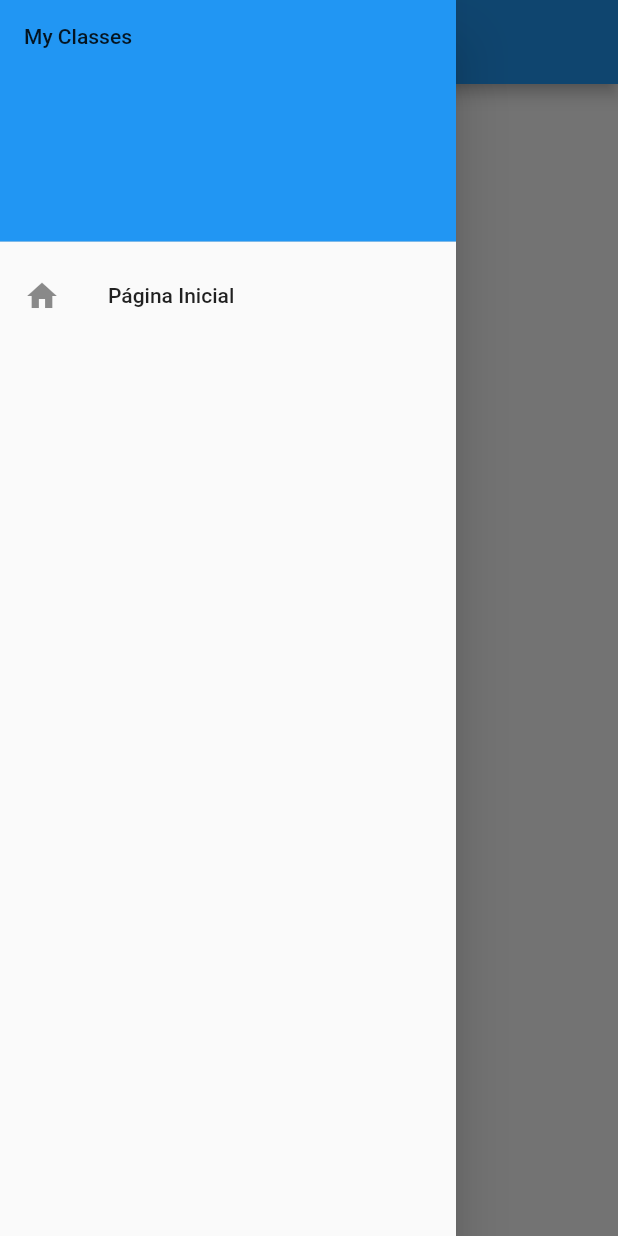
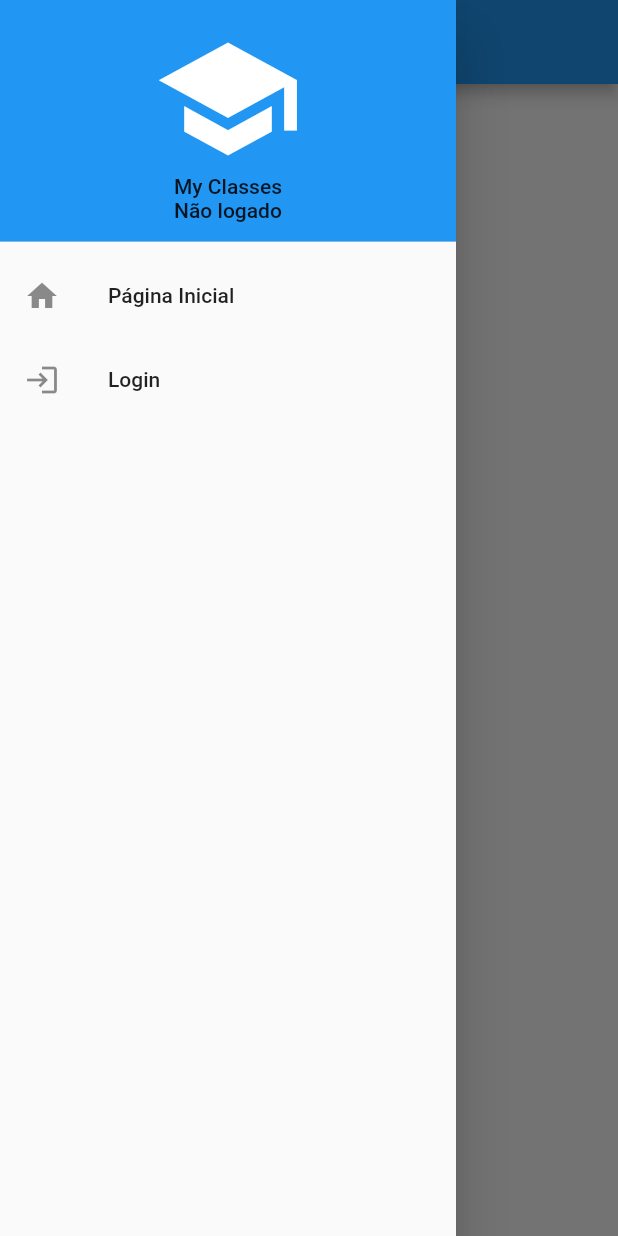
Before and after one commit to manoelpiovesan/my-classes-front, a Flutter app: the screen it shows after launch, with the side drawer open, on a phone screen of 412 x 824 dp. Run offline on Flutter 3.47's test engine with Material 3 defaults, Android fonts, the phone set to English and light mode, and no system bars; our stand-ins replace go_router; accounts and stored records are empty.

Commit message:
Adding session and auth consumer

```diff
--- a/lib/models/user.dart
+++ b/lib/models/user.dart
@@ -1,3 +1,4 @@
+import 'package:my_classes_front/enums/role_enum.dart';
 import 'package:my_classes_front/models/abstract_model.dart';
 
 ///
@@ -8,7 +9,7 @@ class User extends AbstractModel {
   String lastName = '';
   String email = '';
   String username = '';
-  String role = '';
+  RoleEnum role = RoleEnum.unknown;
 
   ///
   ///
@@ -23,7 +24,7 @@ class User extends AbstractModel {
     lastName = map['last_name'];
     email = map['email'];
     username = map['username'];
-    role = map['role'];
+    role = RoleEnum.fromString(map['role']);
   }
 
   ///
@@ -36,7 +37,6 @@ class User extends AbstractModel {
     map['last_name'] = lastName;
     map['email'] = email;
     map['username'] = username;
-    map['role'] = role;
     return map;
   }
 }
--- a/lib/routes/base_route.dart
+++ b/lib/routes/base_route.dart
@@ -2,6 +2,7 @@ import 'package:flutter/foundation.dart';
 import 'package:flutter/material.dart';
 import 'package:go_router/go_router.dart';
 import 'package:my_classes_front/views/home.dart';
+import 'package:my_classes_front/views/login.dart';
 
 ///
 ///
@@ -14,12 +15,24 @@ class BaseRoute {
         path: '/',
         name: 'home',
         builder: (final BuildContext context, final GoRouterState state) {
-          if(kDebugMode) {
+          if (kDebugMode) {
             print('Navigating to: ${state.uri}');
           }
           return const Home();
         },
       ),
+
+      /// Login
+      GoRoute(
+        path: '/login',
+        name: 'login',
+        builder: (final BuildContext context, final GoRouterState state) {
+          if (kDebugMode) {
+            print('Navigating to: ${state.uri}');
+          }
+          return const LoginView();
+        },
+      ),
     ],
   );
 }
--- a/lib/utils/session.dart
+++ b/lib/utils/session.dart
@@ -1,11 +1,13 @@
+import 'package:my_classes_front/models/user.dart';
+
 ///
 ///
 ///
 class Session {
+  String? token;
+  User? user;
 
-
-
-
+  bool get isLogged => token != null;
 
   /// --------------------
   factory Session() => _instance;
--- a/lib/views/widgets/mc_drawer.dart
+++ b/lib/views/widgets/mc_drawer.dart
@@ -1,6 +1,7 @@
 import 'package:flutter/material.dart';
 import 'package:go_router/go_router.dart';
 import 'package:my_classes_front/utils/config.dart';
+import 'package:my_classes_front/utils/session.dart';
 
 ///
 ///
@@ -21,7 +22,22 @@ class McDrawer extends StatelessWidget {
             decoration: const BoxDecoration(
               color: Colors.blue,
             ),
-            child: Text(Config().appName),
+            child: Column(
+              mainAxisSize: MainAxisSize.min,
+              children: <Widget>[
+                const Icon(
+                  Icons.school,
+                  size: 100,
+                  color: Colors.white,
+                ),
+                Text(Config().appName),
+
+                if(Session().isLogged)
+                  Text(Session().user!.firstName)
+                else
+                  const Text('Não logado'),
+              ],
+            ),
           ),
 
           /// Home
@@ -30,6 +46,14 @@ class McDrawer extends StatelessWidget {
             leading: const Icon(Icons.home),
             onTap: () => GoRouter.of(context).goNamed('home'),
           ),
+
+          /// Login
+          if(!Session().isLogged)
+            ListTile(
+              title: const Text('Login'),
+              leading: const Icon(Icons.login),
+              onTap: () => GoRouter.of(context).goNamed('login'),
+            ),
         ],
       ),
     );
```
Also changed, not shown: lib/consumers/auth_consumer.dart (added, +40 -0 lines), lib/enums/role_enum.dart (added, +39 -0 lines), lib/views/login.dart (added, +105 -0 lines).
